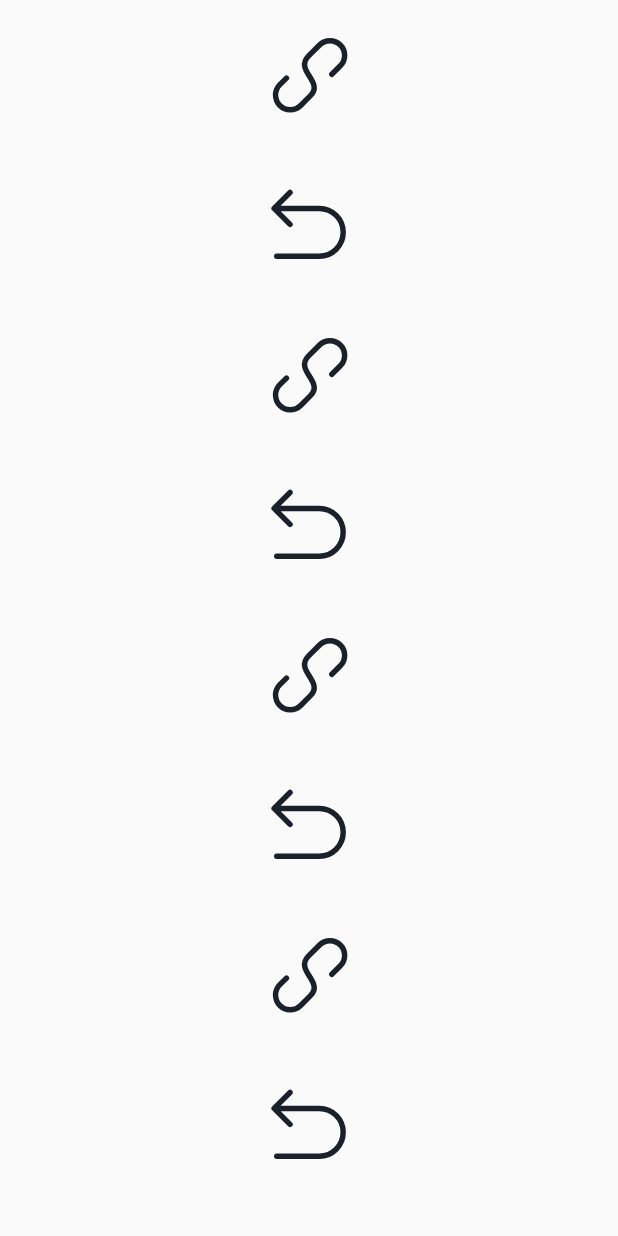
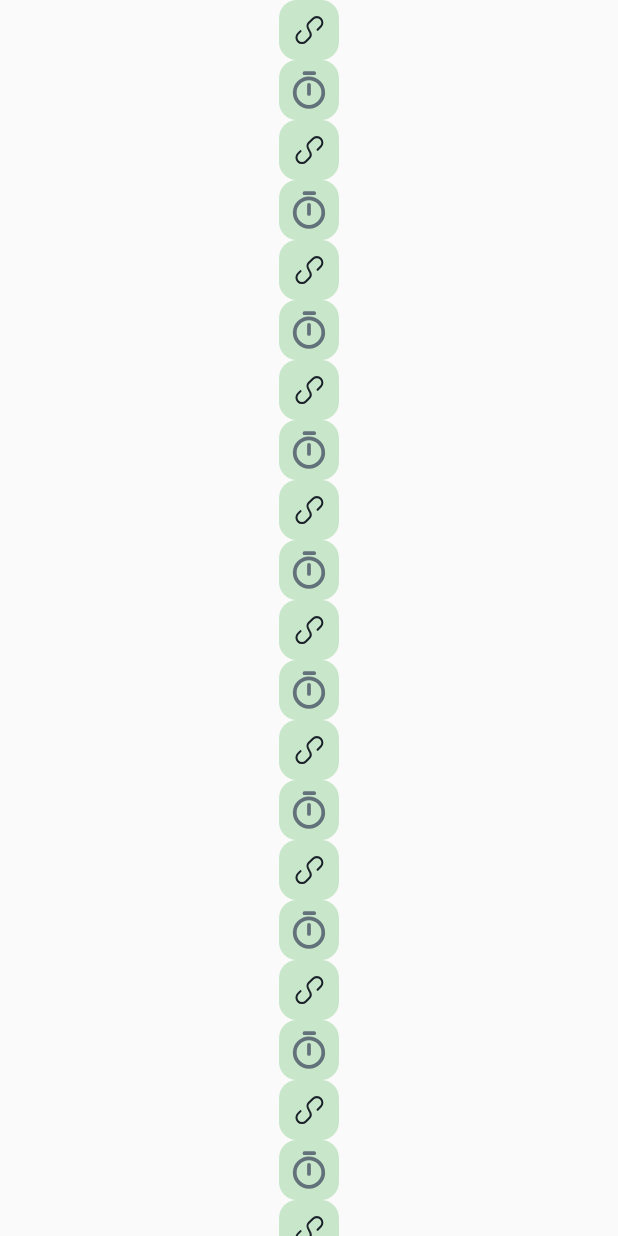
Before and after one commit to bukunmialuko/rx_dart_practice, a Flutter app: the screen it shows after launch, on a phone screen of 412 x 824 dp. Run offline on Flutter 3.47's test engine with Material 2 defaults, Android fonts, the phone set to English and light mode, and no system bars; our stand-ins replace flutter_hooks, flutter_svg, rxdart.

Commit message:
Tried flutter_gen

```diff
--- a/lib/pages/pwa_svg_page.dart
+++ b/lib/pages/pwa_svg_page.dart
@@ -1,5 +1,6 @@
 import 'package:flutter/material.dart';
 import 'package:flutter_svg/flutter_svg.dart';
+import 'package:rx_dart_learning/gen/assets.gen.dart';
 
 class PwaSvgPage extends StatelessWidget {
   const PwaSvgPage({Key? key}) : super(key: key);
@@ -49,18 +50,50 @@ class PwaSvgPage extends StatelessWidget {
             delegate: SliverChildBuilderDelegate(
               (BuildContext context, int index) {
                 return index % 2 == 0
-                    ? const _AssetImage(
-                        asset: 'assets/svg/ic_copy.svg',
-                      )
-                    : const _AssetImage(
-                        asset: 'assets/svg/ic_retain.svg',
-                      );
+                    ? Center(child: _ActionIconBg(icon: Assets.svg.icCopy.svg(width: 30, height: 30)))
+                    : Center(child: _ActionIconBg(icon: Assets.svg.icTime.svg(width: 30, height: 30)));
               },
               // 40 list items
-              childCount: 1000,
+              childCount: 100,
             ),
           ),
+          SliverToBoxAdapter(
+            child: SizedBox(
+              height: 1000,
+            ),
+          )
         ],
+      ),
+    );
+  }
+}
+
+class _ActionIconBg extends StatelessWidget {
+  final Widget icon;
+  final bool loading;
+  final VoidCallback? onTap;
+
+  const _ActionIconBg({
+    required this.icon,
+    this.loading = false,
+    this.onTap,
+  });
+
+  @override
+  Widget build(BuildContext context) {
+    return GestureDetector(
+      onTap: onTap,
+      child: Container(
+        alignment: Alignment.center,
+        height: 40,
+        width: 40,
+        decoration: BoxDecoration(
+          color: Colors.green.shade100,
+          borderRadius: const BorderRadius.all(
+            Radius.circular(12),
+          ),
+        ),
+        child: icon,
       ),
     );
   }
```
Also changed, not shown: lib/gen/assets.gen.dart (added, +152 -0 lines), pubspec.yaml (+10 -34 lines), assets/svg/ic_time.svg (added), pubspec.lock, 1 other file.
